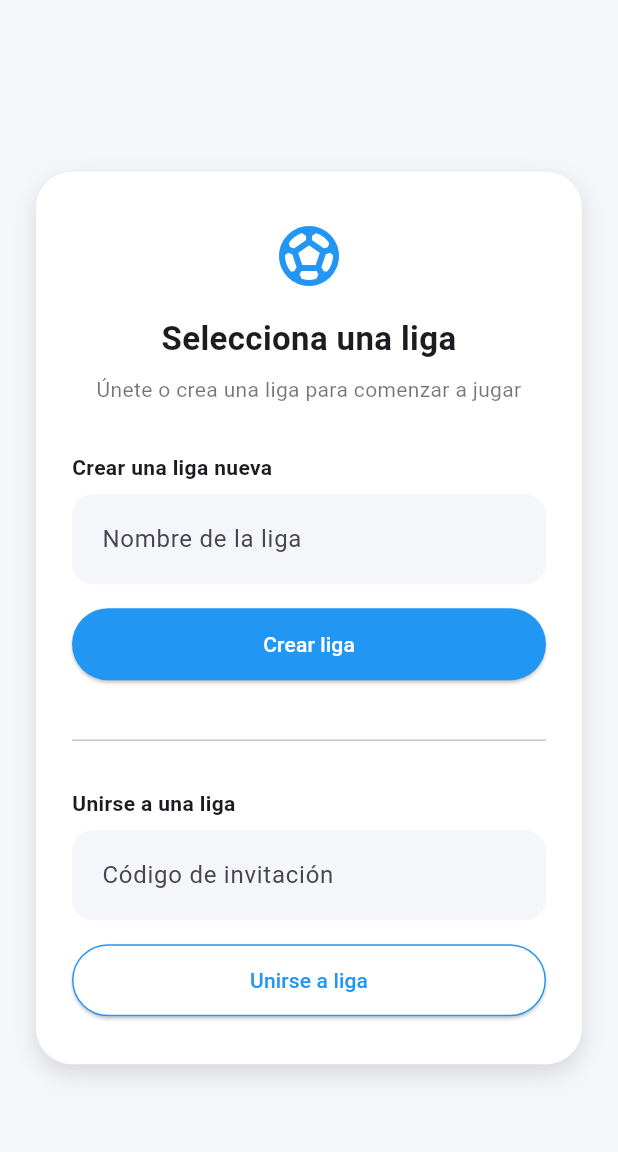
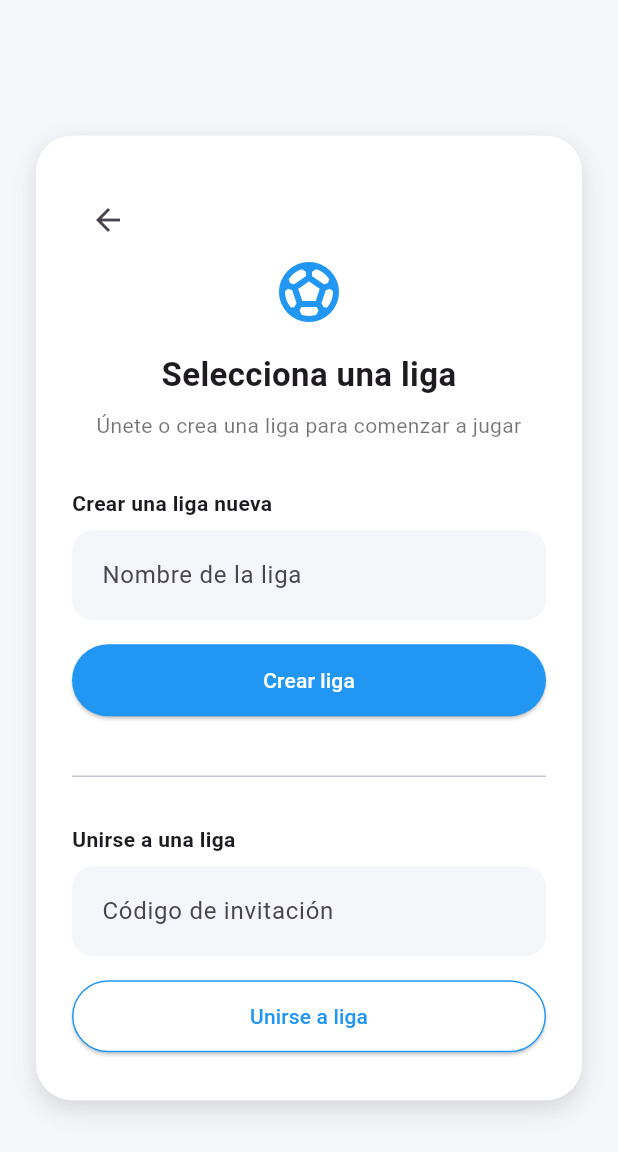
Before and after one commit to ingRodriguezSelvi/futmatch_frontend, a Flutter app: the HomeScreen screen opened directly, after a tap on the "add" icon, on a phone screen of 412 x 824 dp. Shown: the top 1152 px of the screen. Run offline on Flutter 3.47's test engine with Material 3 defaults, Android fonts, the phone set to English and light mode, and no system bars; our stand-ins replace bloc, equatable, flutter_bloc, get_it, sqflite, table_calendar; accounts and stored records are empty; network calls fail.

Commit message:
feat: add back navigation on league selection

```diff
--- a/lib/core/routes/routes.dart
+++ b/lib/core/routes/routes.dart
@@ -4,12 +4,10 @@ import 'package:futmatch_frontend/core/widgets/main_navbar.dart';
 import '../../features/app_context/ui/screens/splash_screen.dart';
 import '../../features/leagues/ui/screens/league_selection_screen.dart';
 import '../../features/auth/ui/screens/login_screen.dart';
-import '../../features/leagues/ui/screens/create_league_screen.dart';
 
 Map<String, Widget Function(BuildContext)> routes = {
   '/': (context) => const SplashScreen(),
   '/login': (context) => LoginScreen(),
   '/home': (context) => const MainNavbar(),
   '/league-selection': (context) => const LeagueSelectionScreen(),
-  '/create-league': (context) => const CreateLeagueScreen(),
 };
--- a/lib/features/home/ui/screens/home_screen.dart
+++ b/lib/features/home/ui/screens/home_screen.dart
@@ -76,7 +76,7 @@ class _HomeScreenState extends State<HomeScreen> {
                     MaterialPageRoute(
                       builder: (_) => BlocProvider.value(
                         value: context.read<LeaguesBloc>(),
-                        child: const LeagueSelectionScreen(),
+                        child: const LeagueSelectionScreen(showBackButton: true),
                       ),
                     ),
                   );
--- a/lib/features/leagues/ui/screens/league_selection_screen.dart
+++ b/lib/features/leagues/ui/screens/league_selection_screen.dart
@@ -8,7 +8,9 @@ import '../../../../core/widgets/fut_button.dart';
 import '../blocs/leagues_bloc/leagues_bloc.dart';
 
 class LeagueSelectionScreen extends StatelessWidget {
-  const LeagueSelectionScreen({super.key});
+  final bool showBackButton;
+
+  const LeagueSelectionScreen({super.key, this.showBackButton = false});
 
   @override
   Widget build(BuildContext context) {
@@ -53,6 +55,14 @@ class LeagueSelectionScreen extends StatelessWidget {
                     child: Column(
                       crossAxisAlignment: CrossAxisAlignment.stretch,
                       children: [
+                        if (showBackButton)
+                          Align(
+                            alignment: Alignment.centerLeft,
+                            child: IconButton(
+                              icon: const Icon(Icons.arrow_back),
+                              onPressed: () => Navigator.of(context).pop(),
+                            ),
+                          ),
                         const Icon(Icons.sports_soccer, size: 48, color: Colors.blue),
                         const SizedBox(height: 16),
                         const Text(
```
